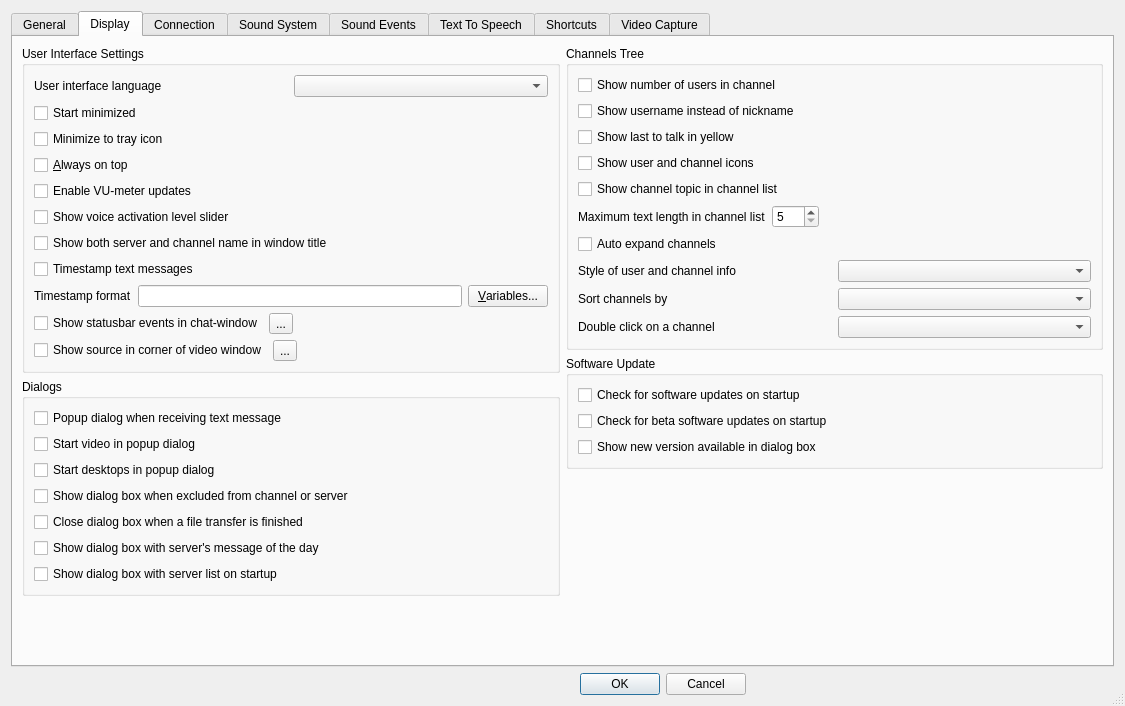
This is Client/qtTeamTalk/preferences.ui in BearWare/TeamTalk5 as Qt 5 draws it before an edit. The edited form follows.
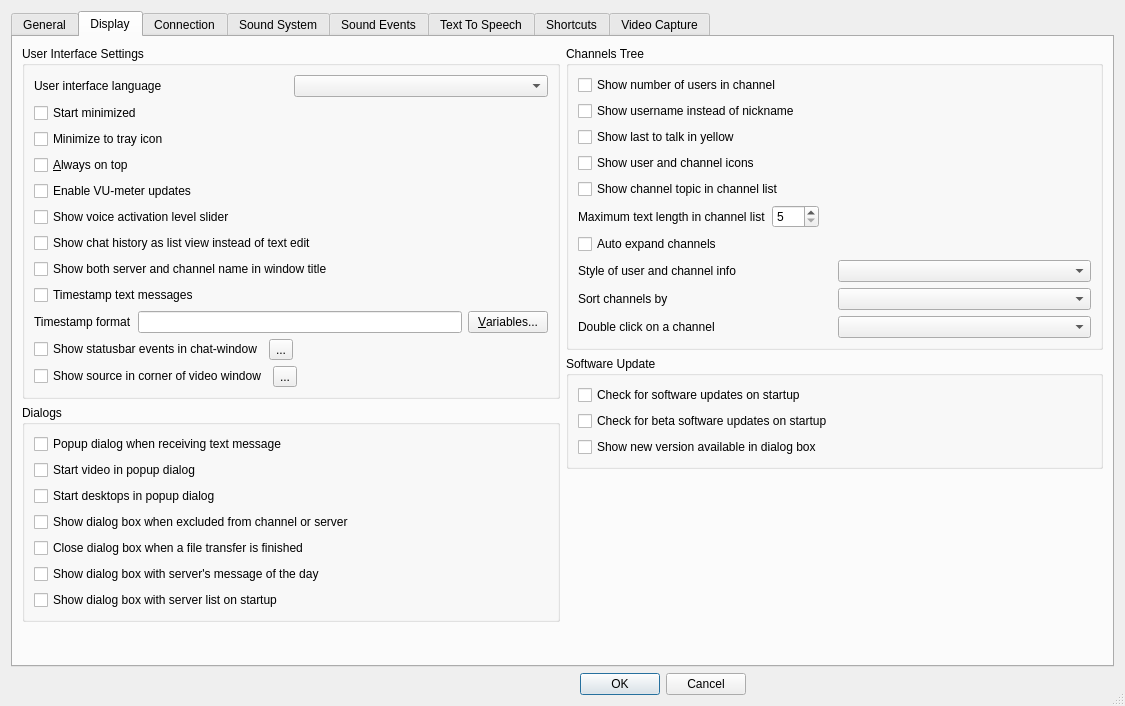
This is the edited form. The open tabs and pages were chosen to show the change. Icons and pictures are not drawn. Custom widgets are drawn as their Qt base class.

Commit message:
Configurable Chat History as List view (#2560)
Swaps ChatTextEdit with ChatTextList if list view is enabled. This leaves ui.chatEdit in main window as nullptr. This means that ui.chatEdit cannot be translated automatically because we set the field to nullptr when using ChatTextList.

Diff of the .ui file:
```diff
--- a/Client/qtTeamTalk/preferences.ui
+++ b/Client/qtTeamTalk/preferences.ui
@@ -427,6 +427,13 @@
               </property>
              </widget>
             </item>
+            <item>
+             <widget class="QCheckBox" name="chatlistviewChkBox">
+              <property name="text">
+               <string>Show chat history as list view instead of text edit</string>
+              </property>
+             </widget>
+            </item>
             <item>
              <widget class="QCheckBox" name="ServnameChkBox">
               <property name="text">
@@ -2257,17 +2264,17 @@
   </layout>
  </widget>
  <customwidgets>
-  <customwidget>
-   <class>MyTableView</class>
-   <extends>QTableView</extends>
-   <header>mytableview.h</header>
-  </customwidget>
   <customwidget>
    <class>MyTabWidget</class>
    <extends>QTabWidget</extends>
    <header>mytabwidget.h</header>
    <container>1</container>
   </customwidget>
+  <customwidget>
+   <class>MyTableView</class>
+   <extends>QTableView</extends>
+   <header>mytableview.h</header>
+  </customwidget>
  </customwidgets>
  <resources>
   <include location="resources.qrc"/>
```
The commit also changes 13 other files.
